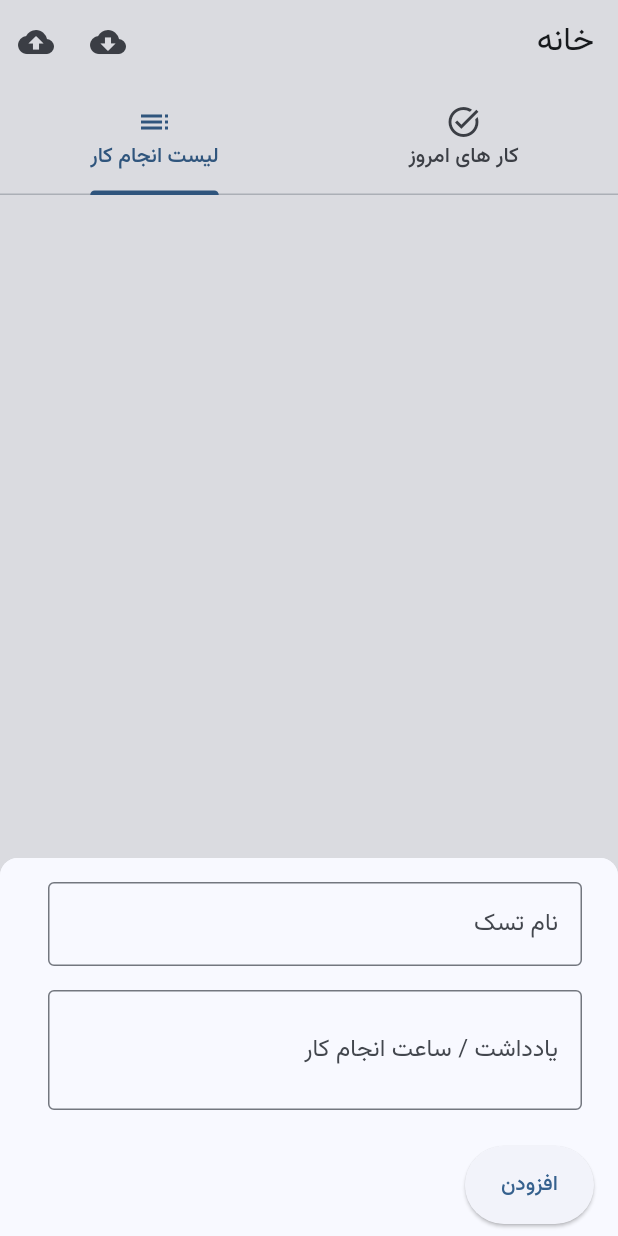
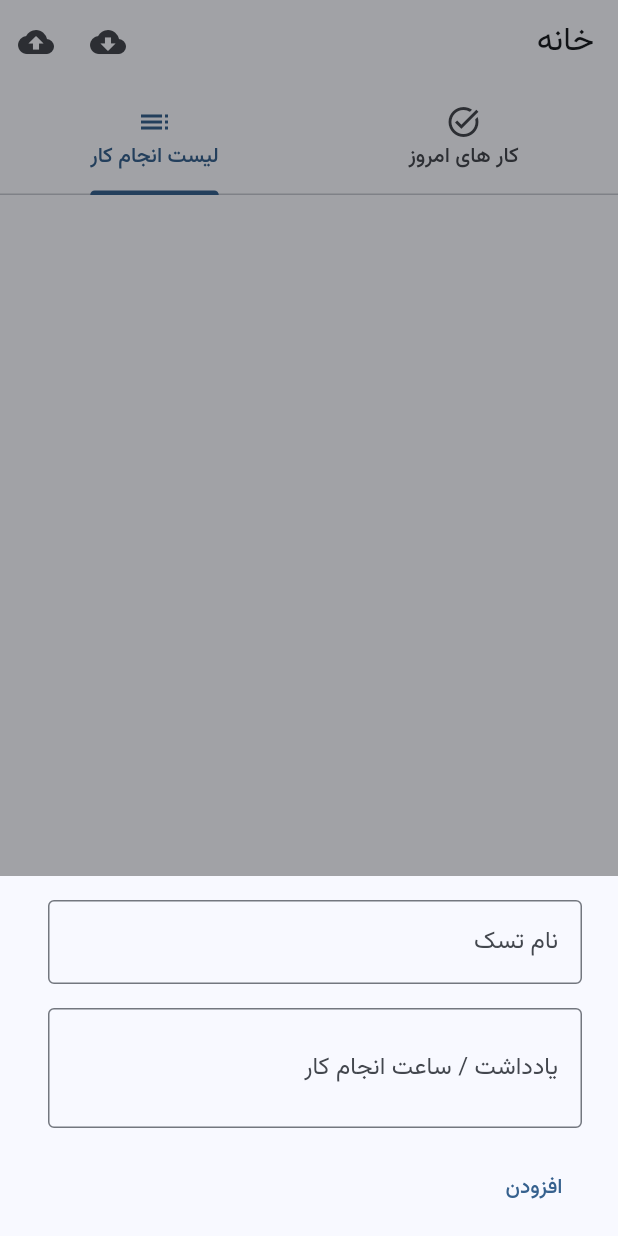
Before and after one commit to mdpe-ir/md_assistant, a Flutter app: the screen it shows after launch, tab 2 chosen, after a tap on the "add" icon, on a phone screen of 412 x 824 dp. Run offline on Flutter 3.47's test engine with Material 2 defaults, Android fonts, the phone set to English and light mode, and no system bars; our stand-ins replace dropdown_search, firebase_core, flutter_secure_storage, flutter_spinkit, google_sign_in, hive and 4 more; missing offline and left inert: googleapis, markdown_widget, persian_datetime_picker, window_manager; accounts and stored records are empty.

Commit message:
Replace ListView with SingleChildScrollView for text input
This commit modifies the task creation and settings modals, replacing the existing ListView with a SingleChildScrollView and Container. This small yet significant change was introduced to improve user experience by enabling smooth keyboard interactions while input creating tasks or modifying settings.

Removal of the package 'desktop_webview_auth' and minor visual element changes have also been made. The version of the app has been updated in the pubspec.yaml. The changes improve the interface of the app making it more user-friendly.

```diff
--- a/lib/components/add_daily_task_component.dart
+++ b/lib/components/add_daily_task_component.dart
@@ -18,9 +18,11 @@ class _AddDailyTaskComponentState extends State<AddDailyTaskComponent> {
 
   @override
   Widget build(BuildContext context) {
-    return Material(
-      child: ListView(
-        shrinkWrap: true,
+    return SingleChildScrollView(
+      child: Container(
+        padding: EdgeInsets.only(bottom: MediaQuery.of(context).viewInsets.bottom),
+        child: Column(
+          mainAxisSize: MainAxisSize.min,
           children: [
             ListTile(
               title: Padding(
@@ -65,15 +67,14 @@ class _AddDailyTaskComponentState extends State<AddDailyTaskComponent> {
                 ),
               ),
             ),
-          Row(
+            Padding(
+              padding: const EdgeInsets.only(right: 8.0),
+              child: Row(
                 children: [
                   Padding(
-                padding: const EdgeInsets.symmetric(horizontal: 16.0, vertical: 8),
-                child: ElevatedButton(
-                  child: Padding(
-                    padding: const EdgeInsets.symmetric(vertical: 16.0, horizontal: 0),
+                    padding: const EdgeInsets.only(left: 16.0,right: 16.0, bottom: 8),
+                    child: TextButton(
                       child: Text("افزودن"),
-                  ),
                       onPressed: () async {
                         final tasksBox = await Hive.openBox<Task>('tasks');
                         await tasksBox.add(task);
@@ -83,7 +84,9 @@ class _AddDailyTaskComponentState extends State<AddDailyTaskComponent> {
                   ),
                 ],
               ),
+            ),
           ],
+        ),
       ),
     );
   }
--- a/lib/screens/ai_chat_screen.dart
+++ b/lib/screens/ai_chat_screen.dart
@@ -111,6 +111,7 @@ class _AiChatScreenState extends State<AiChatScreen> {
 
   Future<void> sendMessage() async {
     setState(() => isLoading = true);
+    FocusManager.instance.primaryFocus?.unfocus();
     try {
       await client?.startConversation();
       await client?.ask("$text\nDo not introduce your self", conversationStyle, suggestions: true);
--- a/lib/screens/home_screen.dart
+++ b/lib/screens/home_screen.dart
@@ -46,7 +46,7 @@ class HomeScreen extends StatelessWidget {
                   itemCount: todayTasks.length,
                   itemBuilder: (context, index) {
                     final task = todayTasks[index];
-                    return SingleTaskComponent(task: task , isDailyTask: false);
+                    return SingleTaskComponent(task: task, isDailyTask: false);
                   },
                 );
               },
@@ -62,16 +62,17 @@ class HomeScreen extends StatelessWidget {
                     itemCount: todayTasks.length,
                     itemBuilder: (context, index) {
                       final task = todayTasks[index];
-                      return SingleTaskComponent(task: task , isDailyTask: true);
+                      return SingleTaskComponent(task: task, isDailyTask: true);
                     },
                   );
                 },
               ),
               floatingActionButton: FloatingActionButton(
                 onPressed: () {
-                  showCupertinoModalBottomSheet(
+                  showMaterialModalBottomSheet(
+                    enableDrag: true,
                     context: context,
-                    builder: (context) => AddDailyTaskComponent(key: UniqueKey()),
+                    builder: (context) => AddDailyTaskComponent(key: key),
                   );
                 },
                 child: Icon(Icons.add),
--- a/pubspec.yaml
+++ b/pubspec.yaml
@@ -4,7 +4,7 @@ description: Personal assistant
 publish_to: 'none' # Remove this line if you wish to publish to pub.dev
 
 
-version: 0.0.24+25
+version: 0.0.25+26
 
 environment:
   sdk: '>=3.0.5 <4.0.0'
@@ -39,7 +39,6 @@ dependencies:
   dropdown_search: ^5.0.6
   flutter_spinkit: ^5.2.0
   googleapis_auth: ^1.4.1
-  desktop_webview_auth: ^0.0.13
   firebase_core_desktop: ^1.0.2
 
 dev_dependencies:
```
Also changed, not shown: lib/components/sync_button_components.dart (+7 -14 lines), lib/screens/settings_screen.dart (+15 -17 lines), pubspec.lock. Lines whose indentation alone changed are shown as unchanged.
